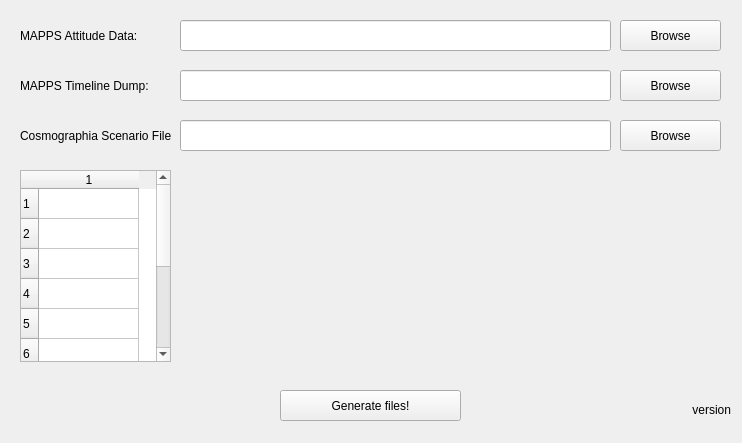
Old version of the form ui/juice_win_converter.ui in the repository MStefko/ESA-Mapps2Cosmographia.
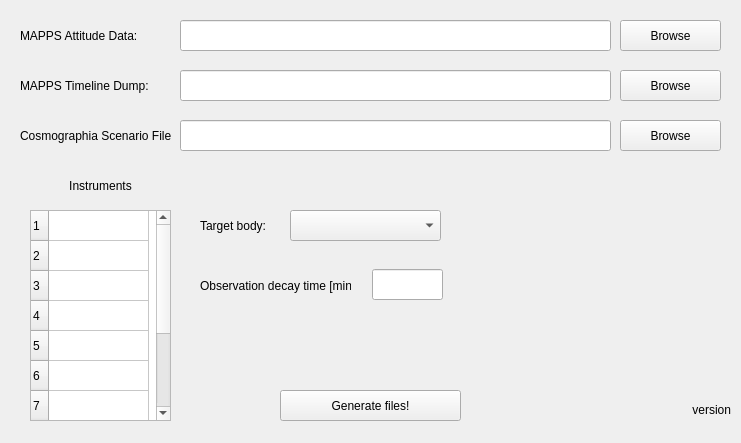
New version of the form.

Patch:
```diff
--- a/ui/juice_win_converter.ui
+++ b/ui/juice_win_converter.ui
@@ -6,7 +6,7 @@
    <rect>
     <x>0</x>
     <y>0</y>
-    <width>742</width>
+    <width>741</width>
     <height>443</height>
    </rect>
   </property>
@@ -156,18 +156,27 @@
   <widget class="QTableWidget" name="instrumentTable">
    <property name="geometry">
     <rect>
-     <x>20</x>
-     <y>170</y>
-     <width>151</width>
-     <height>192</height>
+     <x>30</x>
+     <y>210</y>
+     <width>141</width>
+     <height>211</height>
     </rect>
    </property>
+   <property name="showGrid">
+    <bool>true</bool>
+   </property>
    <property name="rowCount">
     <number>10</number>
    </property>
    <property name="columnCount">
     <number>1</number>
    </property>
+   <attribute name="horizontalHeaderVisible">
+    <bool>false</bool>
+   </attribute>
+   <attribute name="verticalHeaderVisible">
+    <bool>true</bool>
+   </attribute>
    <row/>
    <row/>
    <row/>
@@ -180,6 +189,71 @@
    <row/>
    <column/>
   </widget>
+  <widget class="QLabel" name="label_4">
+   <property name="geometry">
+    <rect>
+     <x>200</x>
+     <y>210</y>
+     <width>91</width>
+     <height>31</height>
+    </rect>
+   </property>
+   <property name="text">
+    <string>Target body:</string>
+   </property>
+  </widget>
+  <widget class="QComboBox" name="comboBox_targetList">
+   <property name="geometry">
+    <rect>
+     <x>290</x>
+     <y>210</y>
+     <width>151</width>
+     <height>31</height>
+    </rect>
+   </property>
+  </widget>
+  <widget class="QLabel" name="label_5">
+   <property name="geometry">
+    <rect>
+     <x>30</x>
+     <y>170</y>
+     <width>141</width>
+     <height>31</height>
+    </rect>
+   </property>
+   <property name="text">
+    <string>Instruments</string>
+   </property>
+   <property name="alignment">
+    <set>Qt::AlignCenter</set>
+   </property>
+  </widget>
+  <widget class="QLabel" name="label_6">
+   <property name="geometry">
+    <rect>
+     <x>200</x>
+     <y>270</y>
+     <width>151</width>
+     <height>31</height>
+    </rect>
+   </property>
+   <property name="text">
+    <string>Observation decay time [min]:</string>
+   </property>
+  </widget>
+  <widget class="QLineEdit" name="le_ObsDecayTimeMin">
+   <property name="geometry">
+    <rect>
+     <x>372</x>
+     <y>269</y>
+     <width>71</width>
+     <height>31</height>
+    </rect>
+   </property>
+   <property name="alignment">
+    <set>Qt::AlignRight|Qt::AlignTrailing|Qt::AlignVCenter</set>
+   </property>
+  </widget>
  </widget>
  <resources/>
  <connections>
```
